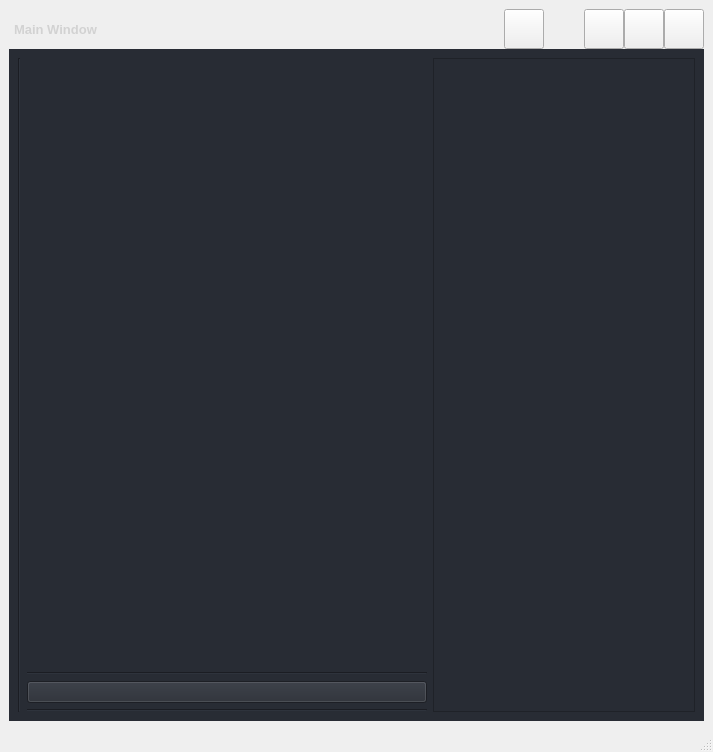
This is src/ui/pyside_ui/forms/main_window.ui in DariuszMak/fullstack-python-app as Qt 5 draws it before an edit. The edited form follows.
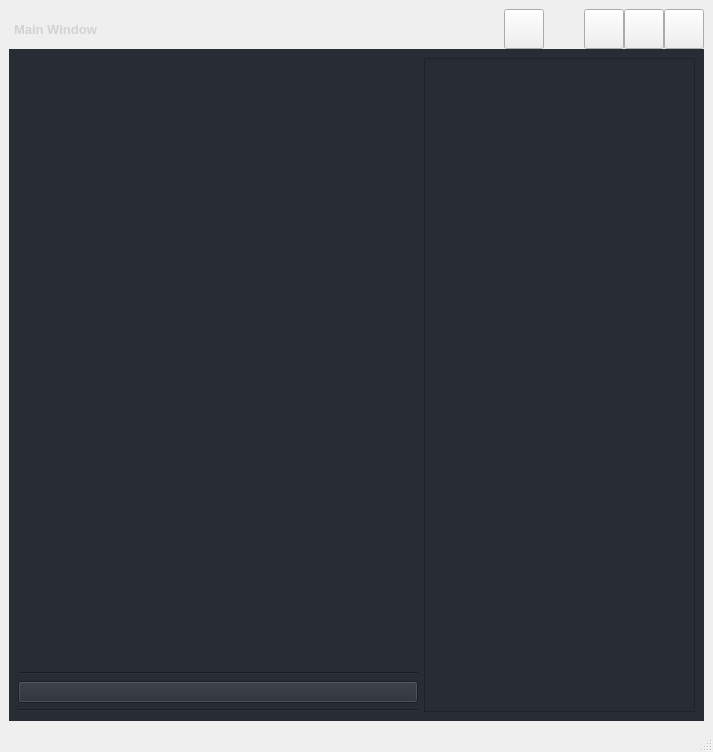
This is the edited form. Icons and pictures are not drawn.

Commit message: remove unused line

What changed in the file:
```diff
--- a/src/ui/pyside_ui/forms/main_window.ui
+++ b/src/ui/pyside_ui/forms/main_window.ui
@@ -453,13 +453,6 @@
                         <layout class="QVBoxLayout" name="verticalLayout_3">
                           <item>
                             <layout class="QHBoxLayout" name="horizontalLayout_6">
-                              <item>
-                                <widget class="Line" name="line">
-                                  <property name="orientation">
-                                    <enum>Qt::Orientation::Vertical</enum>
-                                  </property>
-                                </widget>
-                              </item>
                               <item>
                                 <layout class="QVBoxLayout" name="frame_query_parameters">
                                   <property name="sizeConstraint">
@@ -533,7 +526,7 @@
                                       <rect>
                                         <x>0</x>
                                         <y>0</y>
-                                        <width>254</width>
+                                        <width>263</width>
                                         <height>616</height>
                                       </rect>
                                     </property>
```
